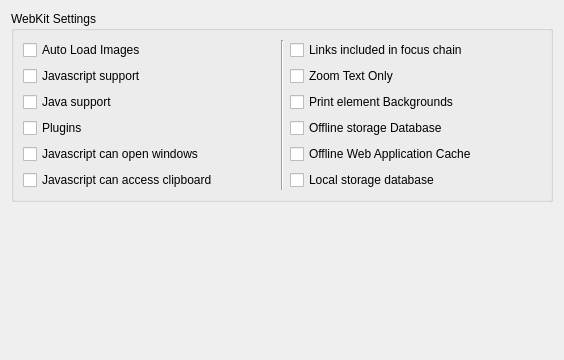
Qt form src/settings_webkit.ui (KDE/rekonq) before a commit.
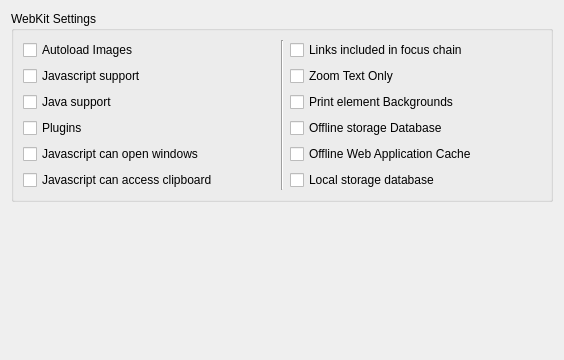
The same form after that commit.

The edit to the form file:
```diff
--- a/src/settings_webkit.ui
+++ b/src/settings_webkit.ui
@@ -20,7 +20,7 @@
       <item row="0" column="0">
        <widget class="QCheckBox" name="kcfg_autoLoadImages">
         <property name="text">
-         <string>Auto Load Images</string>
+         <string>Autoload Images</string>
         </property>
        </widget>
       </item>
```
